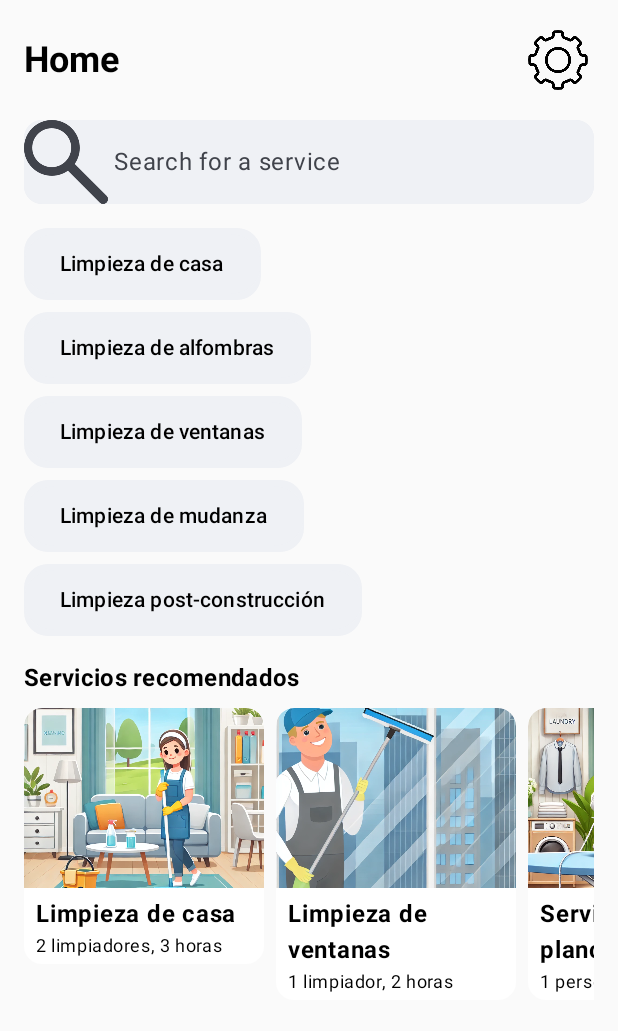
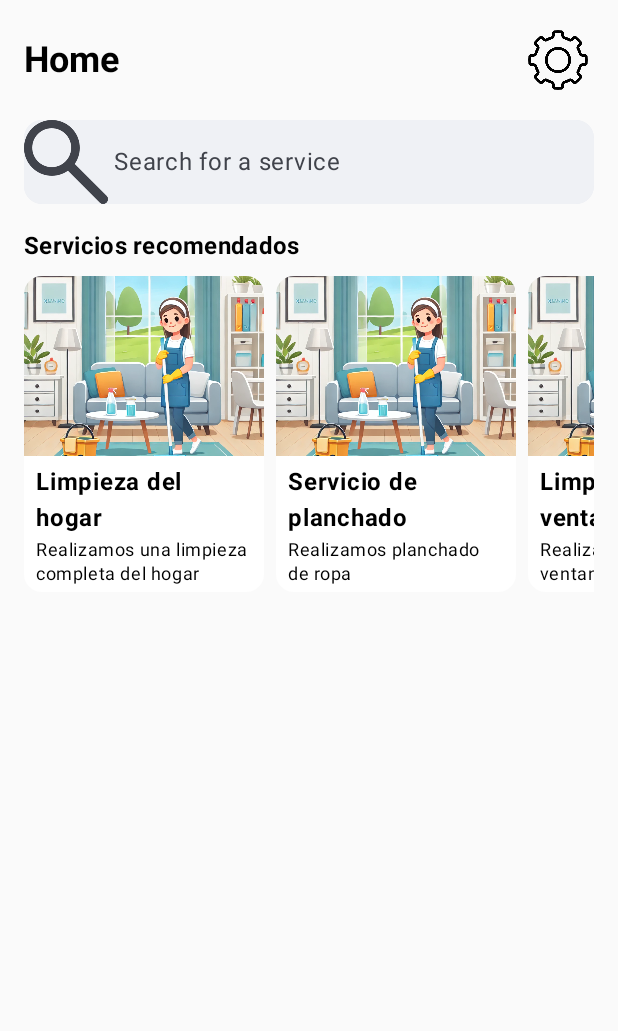
Before and after one commit to erickguerra2/PureSpace, an Android app built with Jetpack Compose: the HomeScreen screen opened through its navigation route, on a phone screen of 412 x 824 dp. Shown: the top 1031 px of the screen. Run offline under Robolectric (Android 15) with nearby library versions, the phone set to English and light mode, and no system bars; our stand-ins replace Firebase (no records; nobody signed in at launch, a user with empty details on screens opened directly); pictures from the network do not load.

Commit message:
Intento de base de datos :(

```diff
--- a/app/src/main/AndroidManifest.xml
+++ b/app/src/main/AndroidManifest.xml
@@ -1,6 +1,11 @@
 <?xml version="1.0" encoding="utf-8"?>
 <manifest xmlns:android="http://schemas.android.com/apk/res/android"
     xmlns:tools="http://schemas.android.com/tools">
+
+    <uses-permission android:name="android.permission.INTERNET" />
+    <uses-permission android:name="android.permission.ACCESS_NETWORK_STATE" />
+    <uses-permission android:name="android.permission.ACCESS_FINE_LOCATION"/>
+    <uses-permission android:name="android.permission.ACCESS_COARSE_LOCATION" />
 
     <application
         android:allowBackup="true"
--- a/app/src/main/java/com/aplication/purespace/MainActivity.kt
+++ b/app/src/main/java/com/aplication/purespace/MainActivity.kt
@@ -24,6 +24,8 @@ import com.aplication.purespace.ui.history.view.HistoryScreen
 import com.aplication.purespace.ui.servicer.view.ServicerScreen
 import com.google.firebase.auth.FirebaseAuth
 import com.google.firebase.auth.ktx.auth
+import com.google.firebase.firestore.FirebaseFirestore
+import com.google.firebase.firestore.ktx.firestore
 import com.google.firebase.ktx.Firebase
 
 
--- /dev/null
+++ b/app/src/main/java/com/aplication/purespace/model/Service.kt
@@ -0,0 +1,8 @@
+package com.aplication.purespace.model
+
+data class Service(
+    val id: String = "",
+    val title: String = "",
+    val description: String = "",
+    val imageRes: String = "",
+)
--- a/app/src/main/java/com/aplication/purespace/navigation/Navigation.kt
+++ b/app/src/main/java/com/aplication/purespace/navigation/Navigation.kt
@@ -15,11 +15,12 @@ import com.aplication.purespace.ui.detalles.view.DetallesServicioScreen
 import com.aplication.purespace.ui.history.view.HistoryScreen
 import com.aplication.purespace.ui.register.view.RegisterScreen
 import com.google.firebase.auth.FirebaseAuth
+import com.google.firebase.firestore.FirebaseFirestore
 
 @Composable
 fun Navigation(navHostController: NavHostController,auth: FirebaseAuth){
 
-    NavHost(navController = navHostController, startDestination = "Login"){
+    NavHost(navController = navHostController, startDestination = "Home"){
         composable("Login"){
             LoginScreen(navigateToHome = { navHostController.navigate("Home")},
                 navigateToRegister = { navHostController.navigate("Register")},
@@ -33,7 +34,7 @@ fun Navigation(navHostController: NavHostController,auth: FirebaseAuth){
         composable("Home") {
             HomeScreen(
                 navigateToSelectStaff = { navHostController.navigate("SelectStaff") },
-                navigateToHistory = { navHostController.navigate("historial") }
+                navigateToHistory = { navHostController.navigate("historial") },
             )
         }
         composable("SelectStaff"){
--- a/app/src/main/java/com/aplication/purespace/ui/home/view/HomeScreen.kt
+++ b/app/src/main/java/com/aplication/purespace/ui/home/view/HomeScreen.kt
@@ -1,5 +1,6 @@
 package com.aplication.purespace.ui.home.view
 
+import android.util.Log
 import androidx.compose.foundation.Image
 import androidx.compose.foundation.background
 import androidx.compose.foundation.clickable
@@ -15,16 +16,28 @@ import androidx.compose.ui.Modifier
 import androidx.compose.ui.draw.clip
 import androidx.compose.ui.graphics.Color
 import androidx.compose.ui.layout.ContentScale
+import androidx.compose.ui.platform.LocalContext
 import androidx.compose.ui.res.painterResource
 import androidx.compose.ui.text.font.FontWeight
 import androidx.compose.ui.unit.dp
 import androidx.compose.ui.unit.sp
 import com.aplication.purespace.R
 import com.aplication.purespace.ui.selectstaff.view.StaffMember
+import com.google.firebase.firestore.FirebaseFirestore
+import com.google.firebase.firestore.firestore
+import com.google.firebase.firestore.ktx.firestore
+import com.google.firebase.ktx.Firebase
+import coil.compose.AsyncImage
+import com.aplication.purespace.model.Service
+import com.aplication.purespace.ui.home.viewmodel.HomeViewModel
 
 @OptIn(ExperimentalMaterial3Api::class)
 @Composable
-fun HomeScreen(navigateToSelectStaff: (List<StaffMember>) -> Unit, navigateToHistory: () -> Unit) {
+fun HomeScreen(navigateToSelectStaff: (List<StaffMember>) -> Unit, navigateToHistory: () -> Unit, viewModel: HomeViewModel = HomeViewModel()) {
+
+    val services = viewModel.services.collectAsState()
+    Log.d("HomeScreen", "Services: ${services.value}")
+
     val staffList = listOf(
         StaffMember(1, "Carlos Lopez", 4.8f, 125, R.drawable.staff_image_1),
         StaffMember(2, "Ana Martinez", 4.6f, 100, R.drawable.staff_image_2),
@@ -82,19 +95,6 @@ fun HomeScreen(navigateToSelectStaff: (List<StaffMember>) -> Unit, navigateToHis
 
         Spacer(modifier = Modifier.height(16.dp))
 
-        // Filter Buttons
-        val filters = listOf("Limpieza de casa", "Limpieza de alfombras", "Limpieza de ventanas", "Limpieza de mudanza", "Limpieza post-construcción")
-        LazyColumn(
-            modifier = Modifier.fillMaxWidth(),
-            verticalArrangement =  Arrangement.spacedBy(8.dp)
-        ) {
-            items(filters) { filter ->
-                FilterButton(filter)
-            }
-        }
-
-        Spacer(modifier = Modifier.height(16.dp))
-
         // Servicios recomendados section
         Text(
             text = "Servicios recomendados",
@@ -105,17 +105,13 @@ fun HomeScreen(navigateToSelectStaff: (List<StaffMember>) -> Unit, navigateToHis
         Spacer(modifier = Modifier.height(8.dp))
 
         // Lista de servicios recomendados
-        val recommendedServices = listOf(
-            ServiceItem("Limpieza de casa", "2 limpiadores, 3 horas", R.drawable.servicio_limpieza),
-            ServiceItem("Limpieza de ventanas", "1 limpiador, 2 horas", R.drawable.servicio_ventana),
-            ServiceItem("Servicio de planchado", "1 personal, 1 hora", R.drawable.servicio_planchado),
-        )
+
         LazyRow(
             modifier = Modifier.fillMaxWidth(),
             horizontalArrangement = Arrangement.spacedBy(8.dp)
         ) {
-            items(recommendedServices) { service ->
-                RecommendedServiceCard(service, {navigateToSelectStaff(staffList)})
+            items(services.value) {
+                RecommendedServiceCard(it, {navigateToSelectStaff(staffList)})
             }
         }
     }
@@ -138,10 +134,10 @@ fun FilterButton(text: String) {
     }
 }
 
-data class ServiceItem(val title: String, val description: String, val imageRes: Int)
-
 @Composable
-fun RecommendedServiceCard(service: ServiceItem, navigateToSelectStaff: (List<StaffMember>) -> Unit) {
+fun RecommendedServiceCard(service: Service, navigateToSelectStaff: (List<StaffMember>) -> Unit) {
+    val context = LocalContext.current
+    val imageResId = context.resources.getIdentifier(service.imageRes, "drawable", context.packageName)
     Column(
         modifier = Modifier
             .width(160.dp)
@@ -149,14 +145,25 @@ fun RecommendedServiceCard(service: ServiceItem, navigateToSelectStaff: (List<St
             .background(Color.White)
             .clickable { navigateToSelectStaff(listOf()) }
     ) {
+        if (imageResId != 0) {
+            // Cargar la imagen usando painterResource
             Image(
-            painter = painterResource(id = service.imageRes),
+                painter = painterResource(id = imageResId),
                 contentDescription = null,
+                contentScale = ContentScale.Crop,
                 modifier = Modifier
                     .fillMaxWidth()
                     .height(120.dp)
-                .clip(RoundedCornerShape(topStart = 12.dp, topEnd = 12.dp)),
-            contentScale = ContentScale.Crop
+            )
+        } else {
+            // Usar un recurso predeterminado si la imagen no se encuentra
+            Image(
+                painter = painterResource(id = R.drawable.servicio_limpieza), // Cambiar por tu recurso predeterminado
+                contentDescription = "Placeholder",
+                contentScale = ContentScale.Crop,
+                modifier = Modifier
+                    .fillMaxWidth()
+                    .height(120.dp)
             )
         Spacer(modifier = Modifier.height(8.dp))
         Text(
@@ -172,3 +179,4 @@ fun RecommendedServiceCard(service: ServiceItem, navigateToSelectStaff: (List<St
         )
     }
 }
+}
--- /dev/null
+++ b/app/src/main/java/com/aplication/purespace/ui/home/viewmodel/HomeViewModel.kt
@@ -0,0 +1,57 @@
+package com.aplication.purespace.ui.home.viewmodel
+
+import android.util.Log
+import androidx.lifecycle.ViewModel
+import androidx.lifecycle.viewModelScope
+import com.aplication.purespace.model.Service
+import com.google.firebase.firestore.FirebaseFirestore
+import com.google.firebase.firestore.ktx.firestore
+import com.google.firebase.ktx.Firebase
+import kotlinx.coroutines.Dispatchers
+import kotlinx.coroutines.flow.MutableStateFlow
+import kotlinx.coroutines.flow.StateFlow
+import kotlinx.coroutines.launch
+import kotlinx.coroutines.tasks.await
+import kotlinx.coroutines.withContext
+
+class HomeViewModel : ViewModel() {
+    private var db: FirebaseFirestore = Firebase.firestore
+
+    private val _services = MutableStateFlow<List<Service>>(emptyList())
+    val services: StateFlow<List<Service>> = _services
+
+    init {
+        _services.value = listOf(
+            Service("1", "Limpieza del hogar", "Realizamos una limpieza completa del hogar", "https://www.camarounds.com/wp-content/uploads/2020/08/Servicios-de-limpieza-a-domicilio-profesional.jpg"),
+            Service("2", "Servicio de planchado", "Realizamos planchado de ropa", "https://cdn1.totalcommerce.cloud/casalimpia/product-image/es/servicio-premium-de-planchado-a-domicilio-2.webp"),
+            Service("3", "Limpieza de ventanas", "Realizamos limpieza de ventanas", "https://marube.es/modules/dbblog/views/img/post/84-limpieza-de-ventanas-en-verano-trucos-para-un-brillo-impecable-big.jpg")
+        )
+    }
+
+
+    private fun getServices() {
+        viewModelScope.launch {
+            val result: List<Service> = withContext(Dispatchers.IO) {
+                getAllServices()
+            }
+            _services.value = result
+        }
+    }
+
+    private suspend fun getAllServices(): List<Service> {
+        return try {
+            val querySnapshot = db.collection("services").get().await()
+            Log.d("HomeViewModel", "Fetched ${querySnapshot.documents.size} documents")
+            querySnapshot.documents.mapNotNull { snapshot ->
+                Log.d("HomeViewModel", "Document Data: ${snapshot.data}")
+                snapshot.toObject(Service::class.java)
+            }
+        } catch (e: Exception) {
+            Log.e("HomeViewModel", "Error fetching services", e)
+            emptyList()
+        }
+    }
+
+
+
+}
```
Also changed, not shown: app/build.gradle.kts (+6 -2 lines), app/src/main/java/com/aplication/purespace/navigation/Screens.kt (deleted, +0 -28 lines), app/src/main/java/com/aplication/purespace/ui/pago/viewmodel/PagoViewModel.kt (added, +9 -0 lines), gradle/libs.versions.toml (+11 -4 lines). Lines whose indentation alone changed are shown as unchanged.
